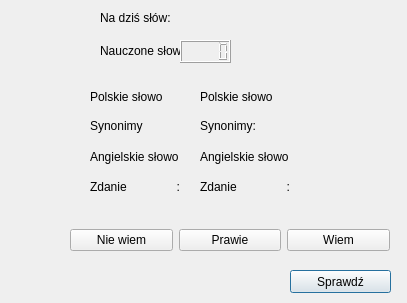
Qt form SuperMemo/learnwindow.ui (dampo21/ZPR-Projekt-SuperMemo) before a commit.
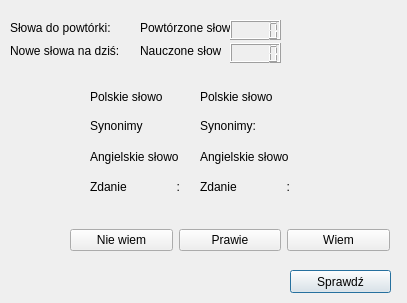
The same form after that commit.

The edit to the form file:
```diff
--- a/SuperMemo/learnwindow.ui
+++ b/SuperMemo/learnwindow.ui
@@ -74,10 +74,10 @@
   <widget class="QLabel" name="learnedWordsLabel">
    <property name="geometry">
     <rect>
-     <x>100</x>
-     <y>30</y>
+     <x>140</x>
+     <y>40</y>
      <width>81</width>
-     <height>41</height>
+     <height>21</height>
     </rect>
    </property>
    <property name="text">
@@ -87,24 +87,24 @@
   <widget class="QLCDNumber" name="lcdNumber">
    <property name="geometry">
     <rect>
-     <x>180</x>
-     <y>40</y>
+     <x>230</x>
+     <y>43</y>
      <width>51</width>
-     <height>23</height>
+     <height>20</height>
     </rect>
    </property>
   </widget>
   <widget class="QLabel" name="newWordsLabel">
    <property name="geometry">
     <rect>
-     <x>100</x>
-     <y>10</y>
+     <x>10</x>
+     <y>40</y>
      <width>121</width>
-     <height>16</height>
+     <height>21</height>
     </rect>
    </property>
    <property name="text">
-    <string>Na dziś słów: </string>
+    <string>Nowe słowa na dziś: </string>
    </property>
   </widget>
   <widget class="QLabel" name="synonymLabel">
@@ -211,6 +211,42 @@
     <string>Polskie słowo     :</string>
    </property>
   </widget>
+  <widget class="QLabel" name="repeat_words_label">
+   <property name="geometry">
+    <rect>
+     <x>10</x>
+     <y>20</y>
+     <width>121</width>
+     <height>16</height>
+    </rect>
+   </property>
+   <property name="text">
+    <string>Słowa do powtórki:</string>
+   </property>
+  </widget>
+  <widget class="QLabel" name="repeated_words_label">
+   <property name="geometry">
+    <rect>
+     <x>140</x>
+     <y>20</y>
+     <width>91</width>
+     <height>16</height>
+    </rect>
+   </property>
+   <property name="text">
+    <string>Powtórzone słowa</string>
+   </property>
+  </widget>
+  <widget class="QLCDNumber" name="lcd_repeat_number">
+   <property name="geometry">
+    <rect>
+     <x>230</x>
+     <y>20</y>
+     <width>51</width>
+     <height>20</height>
+    </rect>
+   </property>
+  </widget>
  </widget>
  <resources/>
  <connections/>
```
Left out of the diff: 26 changed lines with no effect on the pictures.
